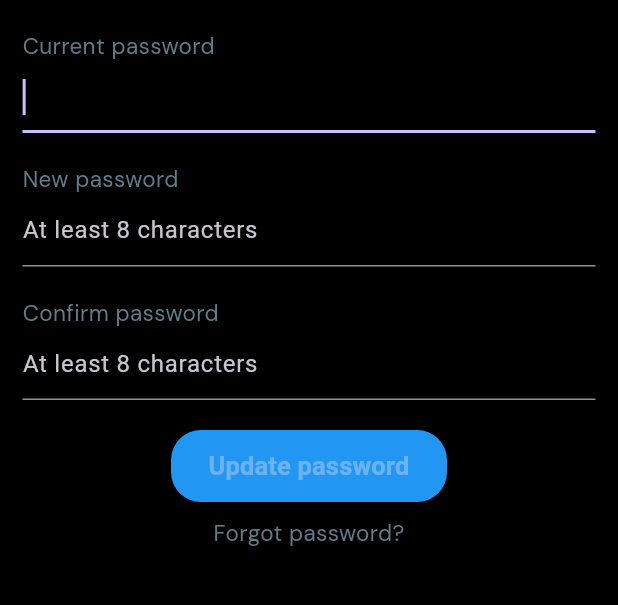
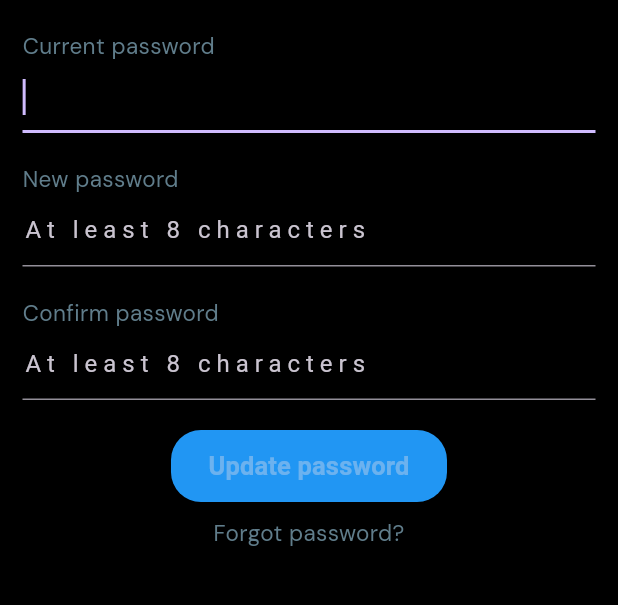
Before and after one commit to AbdoWise-z/GigaChat-Cross-platform, a Flutter app: the ChangePasswordPage screen opened directly, on a phone screen of 412 x 824 dp, the part 77-682 px from its top. Run offline on Flutter 3.47's test engine with Material 3 defaults, Android fonts, the phone set to English and light mode, and no system bars; our stand-ins replace email_validator, flick_video_player, font_awesome_flutter, google_fonts, image_cropper, image_picker and 7 more; missing offline and left inert: photo_manager; accounts and stored records are empty.

Commit message:
bug fixes

```diff
--- a/lib/api/account-requests.dart
+++ b/lib/api/account-requests.dart
@@ -35,8 +35,8 @@ class Account {
       //u.website     = res["data"]["user"]["website"];
       u.birthDate   = DateTime.parse(res["data"]["user"]["birthDate"]);
       u.joinedDate  = DateTime.parse(res["data"]["user"]["joinedAt"]);
-      //u.followers   = res["data"]["user"]["followers_num"];
-      //u.following   = res["data"]["user"]["following_num"];
+      u.followers   = res["data"]["user"]["followers_num"];
+      u.following   = res["data"]["user"]["followings_num"];
 
       k.data = u;
     }
--- a/lib/pages/settings/pages/your-account/change-your-password/change-your-password.dart
+++ b/lib/pages/settings/pages/your-account/change-your-password/change-your-password.dart
@@ -65,7 +65,7 @@ class _ChangePasswordPageState extends State<ChangePasswordPage> {
   @override
   Widget build(BuildContext context) {
     isButtonDisabled = formKey.currentState == null || currPassword.text.isEmpty
-    || newPassword.text.isEmpty || confirmPassword.text.isEmpty || !formKey.currentState!.validate();
+    || newPassword.text.isEmpty || confirmPassword.text.isEmpty;
     return Scaffold(
       appBar: AppBar(
         title: const SettingsAppBarTitle(text: "Update password"),
@@ -84,6 +84,9 @@ class _ChangePasswordPageState extends State<ChangePasswordPage> {
                     children: [
                       const MainText(text: "Current password",color: Colors.blueGrey,),
                       TextFormField(
+                        style: const TextStyle(
+                          letterSpacing: 4
+                        ),
                         obscureText: true,
                         autofocus: true,
                         controller: currPassword,
@@ -95,10 +98,15 @@ class _ChangePasswordPageState extends State<ChangePasswordPage> {
                       const SizedBox(height: 20,),
                       const MainText(text: "New password",color: Colors.blueGrey,),
                       TextFormField(
+                        style: const TextStyle(
+                            letterSpacing: 4
+                        ),
                         obscureText: true,
                         controller: newPassword,
-                        autovalidateMode: AutovalidateMode.onUserInteraction,
                         decoration: const InputDecoration(
+                          hintStyle: TextStyle(
+                            letterSpacing: 4
+                          ),
                           hintText: "At least 8 characters",
                           errorMaxLines: 2,
                         ),
@@ -122,9 +130,15 @@ class _ChangePasswordPageState extends State<ChangePasswordPage> {
                       const SizedBox(height: 20,),
                       const MainText(text: "Confirm password",color: Colors.blueGrey,),
                       TextFormField(
+                        style: const TextStyle(
+                            letterSpacing: 4
+                        ),
                         obscureText: true,
                         controller: confirmPassword,
                         decoration: const InputDecoration(
+                          hintStyle: TextStyle(
+                              letterSpacing: 4
+                          ),
                           hintText: "At least 8 characters"
                         ),
                         onChanged: (String input) async {
@@ -145,7 +159,12 @@ class _ChangePasswordPageState extends State<ChangePasswordPage> {
                 )
               ),
               TextButton(
-                onPressed: isButtonDisabled? null :() => changePassword(currPassword.text, newPassword.text),
+                onPressed: isButtonDisabled? null :
+                  () {
+                    if(formKey.currentState!.validate()){
+                      changePassword(currPassword.text, newPassword.text);
+                    }
+                },
                 style: TextButton.styleFrom(
                     foregroundColor: Colors.white,
                     backgroundColor: Colors.blue,
--- a/lib/pages/settings/settings-main-page.dart
+++ b/lib/pages/settings/settings-main-page.dart
@@ -30,7 +30,7 @@ class _MainSettingsState extends State<MainSettings> {
               Padding(
                 padding: const EdgeInsets.symmetric(vertical: 8,horizontal: 15),
                 child: GestureDetector(
-                  onTap: (){},
+                  onTap: (){},  //TODO: search settings
                   child: Container(
                     constraints: const BoxConstraints.expand(height: 40),
                     padding: const EdgeInsets.all(10),
```
Also changed, not shown: lib/widgets/auth/input-fields/password-input-field.dart (+7 -0 lines).
